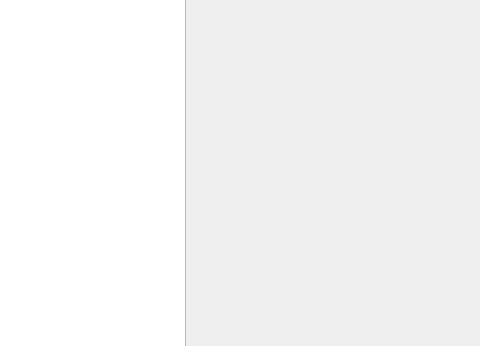
Old version of the form CS1D-Basketball-master/Basketball/next.ui in the repository moetaei/CS1D-Basketball; both pictures show x 160 to 640 and y 134 to 480 of the 640 by 480 pixel window.
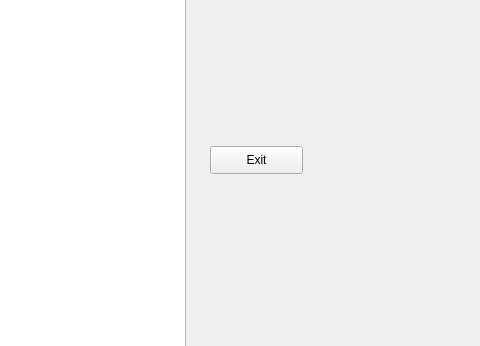
New version of the form.

Patch:
```diff
--- a/CS1D-Basketball-master/Basketball/next.ui
+++ b/CS1D-Basketball-master/Basketball/next.ui
@@ -63,6 +63,19 @@
     <enum>QAbstractItemView::MultiSelection</enum>
    </property>
   </widget>
+  <widget class="QPushButton" name="exitButton">
+   <property name="geometry">
+    <rect>
+     <x>370</x>
+     <y>280</y>
+     <width>93</width>
+     <height>28</height>
+    </rect>
+   </property>
+   <property name="text">
+    <string>Exit</string>
+   </property>
+  </widget>
  </widget>
  <resources/>
  <connections/>
```
Left out of the diff: 19 changed lines with no effect on the pictures.
